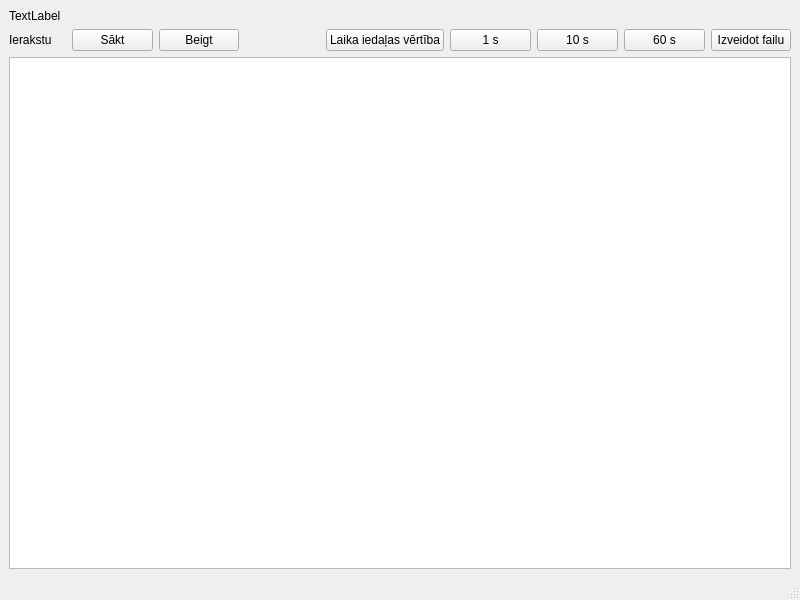
The window that rs232.ui (kasarkonic/Sauka1) describes before a commit, drawn with Qt 5.
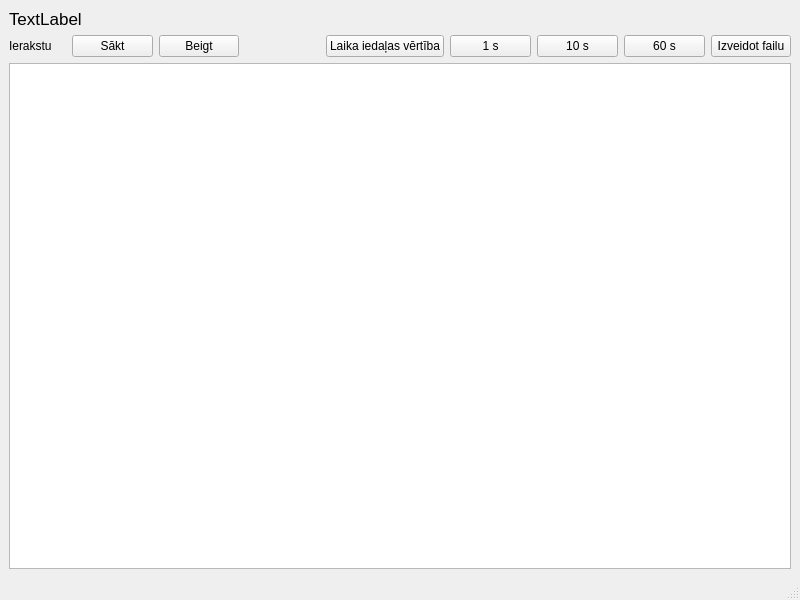
The same window after the commit.

Commit message: uzlaboju serial receive, tagad bez kļūdām

What changed in the file:
```diff
--- a/rs232.ui
+++ b/rs232.ui
@@ -24,6 +24,11 @@
        <layout class="QHBoxLayout" name="horizontalLayout">
         <item>
          <widget class="QLabel" name="label_chart_info">
+          <property name="font">
+           <font>
+            <pointsize>13</pointsize>
+           </font>
+          </property>
           <property name="text">
            <string>TextLabel</string>
           </property>
```
Left out of the diff: 2 changed lines with no effect on the pictures. The commit also changes 2 other files.
